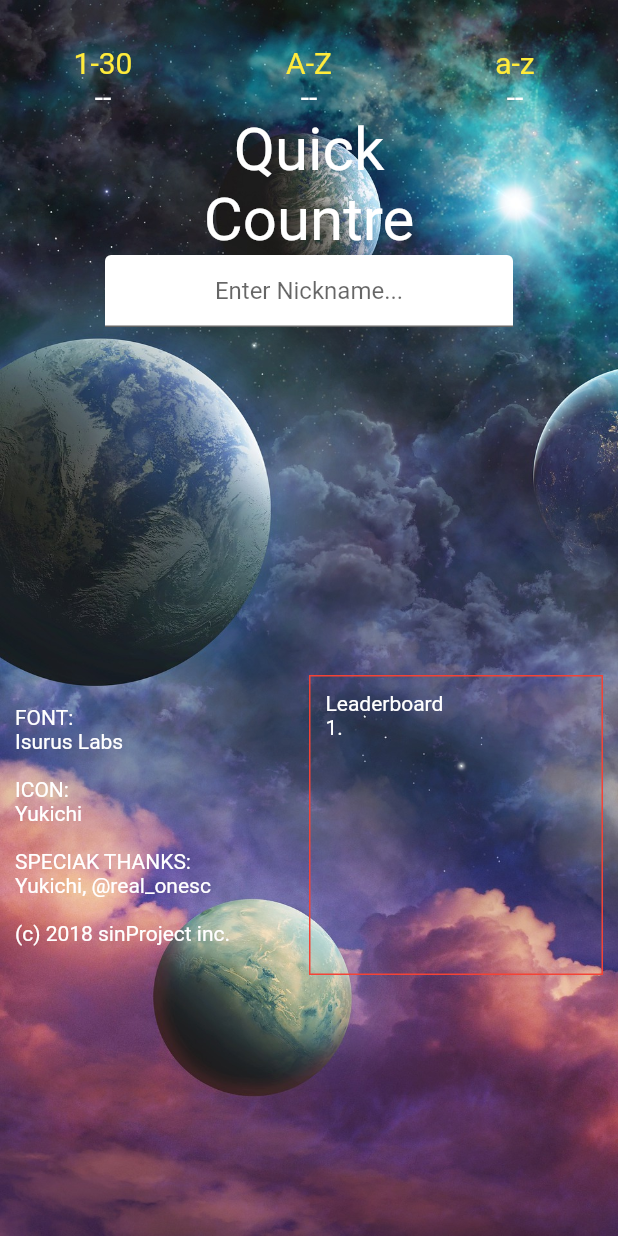
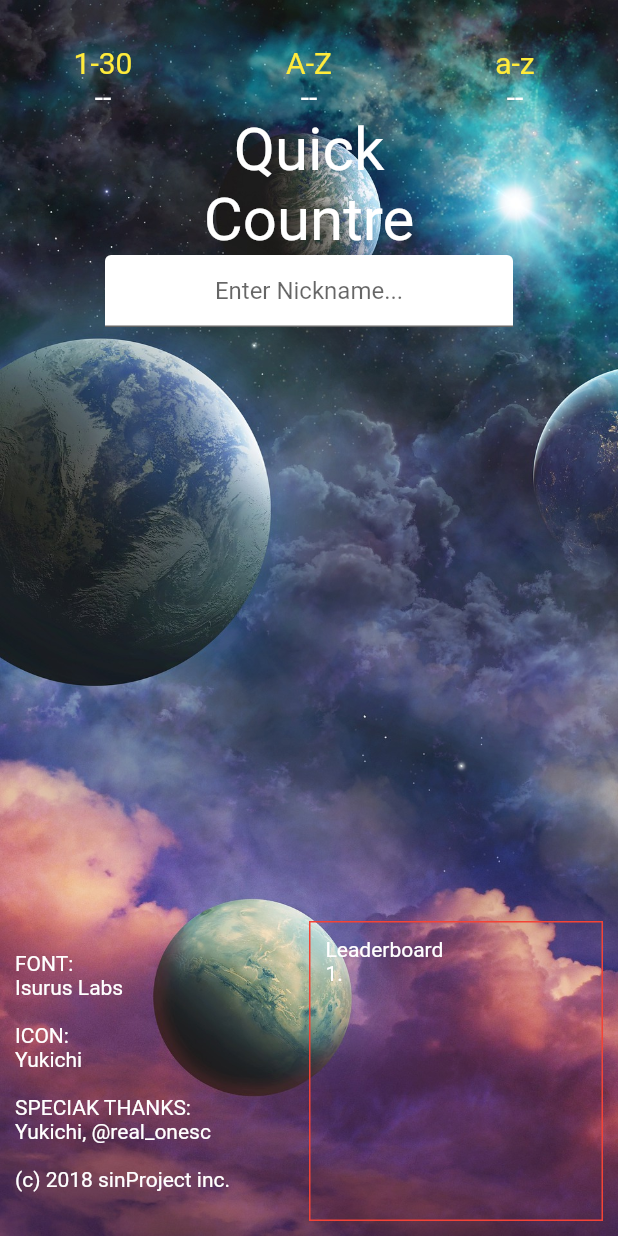
Before and after one commit to shunking-tech/quick_counter, a Flutter app: the screen it shows after launch, on a phone screen of 412 x 824 dp. Run offline on Flutter 3.47's test engine with Material 2 defaults, Android fonts, the phone set to English and light mode, and no system bars; our stand-ins replace sqflite; accounts and stored records are empty.

Commit message:
画面下部のウィジェットを下寄せ

```diff
--- a/lib/pages/home.dart
+++ b/lib/pages/home.dart
@@ -242,10 +242,18 @@ class _MyHomePageState extends State<MyHomePage> with RouteAware {
 
                           _blockPlay(),
 
+                        ],
+                      )
+                    ],
+                  ),
+                )
+            ),
+
             // 画面下部
-                          Container(
-                            padding: EdgeInsets.only(left: 10, right: 10),
-                            margin: EdgeInsets.only(top: 30),
+            Align(
+              alignment: new Alignment(0.0, 1.0),
+              child: Container(
+                padding: EdgeInsets.only(left: 10, right: 10, bottom: 10),
                 child: Row(
                   children: <Widget>[
                     // 作成者情報
@@ -295,13 +303,8 @@ class _MyHomePageState extends State<MyHomePage> with RouteAware {
                   ],
                 ),
               ),
+            )
 
-                        ],
-                      )
-                    ],
-                  ),
-                )
-            ),
           ],
         )
 
```
Also changed, not shown: lib/pages/play.dart (+11 -4 lines). Lines whose indentation alone changed are shown as unchanged.
